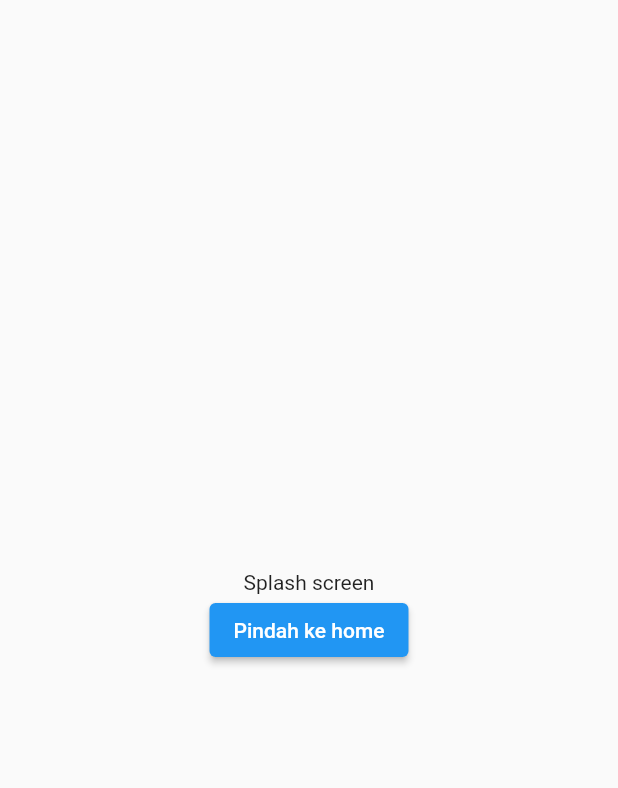
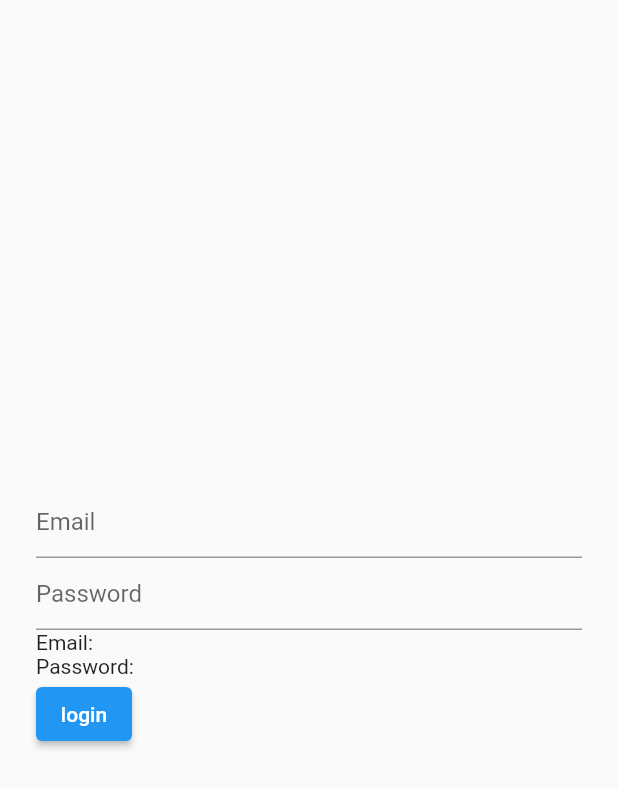
Before and after one commit to forezyy/EZYY-tespen_learn, a Flutter app: the screen it shows after launch, on a phone screen of 412 x 824 dp. Shown: the top 788 px of the screen. Run offline on Flutter 3.47's test engine with Material 2 defaults, Android fonts, the light colour scheme and no system bars; our stand-ins replace equatable, flutter_bloc, flutter_svg, get_storage, google_fonts.

Commit message:
Learn management bloc

```diff
--- /dev/null
+++ b/lib/bloc/authentication_bloc.dart
@@ -0,0 +1,26 @@
+import 'package:equatable/equatable.dart';
+import 'package:flutter_bloc/flutter_bloc.dart';
+import 'package:get_storage/get_storage.dart';
+
+part 'authentication_event.dart';
+part 'authentication_state.dart';
+
+class AuthenticationBloc
+    extends Bloc<AuthenticationEvent, AuthenticationState> {
+  AuthenticationBloc() : super(const AuthenticationState()) {
+    on<AuthenticateEvent>((event, emit) {
+      GetStorage().write('email', event.email);
+      emit(state.copyWith(hasLogged: true, email: event.email));
+    });
+    on<LogoutEvent>((event, emit) async {
+      await GetStorage().remove('email');
+      emit(state.copyWith(hasLogged: false, email: ''));
+    });
+    on<CheckStateEvent>((event, emit) {
+      if (GetStorage().hasData('email')) {
+        emit(
+            state.copyWith(email: GetStorage().read('email'), hasLogged: true));
+      }
+    });
+  }
+}
--- /dev/null
+++ b/lib/bloc/authentication_event.dart
@@ -0,0 +1,21 @@
+part of 'authentication_bloc.dart';
+
+abstract class AuthenticationEvent extends Equatable {
+  const AuthenticationEvent();
+
+  @override
+  List<Object> get props => [];
+}
+
+class AuthenticateEvent extends AuthenticationEvent {
+  final String email;
+
+  const AuthenticateEvent(this.email);
+
+  @override
+  List<Object> get props => [email];
+}
+
+class LogoutEvent extends AuthenticationEvent {}
+
+class CheckStateEvent extends AuthenticationEvent {}
--- /dev/null
+++ b/lib/bloc/authentication_state.dart
@@ -0,0 +1,15 @@
+part of 'authentication_bloc.dart';
+
+class AuthenticationState extends Equatable {
+  final bool hasLogged;
+  final String email;
+
+  const AuthenticationState({this.email = '', this.hasLogged = false});
+
+  AuthenticationState copyWith({String? email, bool? hasLogged}) =>
+      AuthenticationState(
+          email: email ?? this.email, hasLogged: hasLogged ?? this.hasLogged);
+
+  @override
+  List<Object> get props => [email, hasLogged];
+}
--- /dev/null
+++ b/lib/bloc/counter_bloc.dart
@@ -0,0 +1,17 @@
+import 'package:flutter_bloc/flutter_bloc.dart';
+import 'package:equatable/equatable.dart';
+
+part 'counter_event.dart';
+part 'counter_state.dart';
+
+class CounterBloc extends Bloc<CounterEvent, CounterState> {
+  CounterBloc() : super(const CounterState()) {
+    on<PlusCounterEvent>((event, emit) {
+      emit(CounterState(counter: state.counter + 1));
+    });
+
+    on<MinusCounterEvent>((event, emit) {
+      emit(CounterState(counter: state.counter - 1));
+    });
+  }
+}
--- /dev/null
+++ b/lib/bloc/counter_event.dart
@@ -0,0 +1,12 @@
+part of 'counter_bloc.dart';
+
+abstract class CounterEvent extends Equatable {
+  const CounterEvent();
+
+  @override
+  List<Object> get props => [];
+}
+
+class PlusCounterEvent extends CounterEvent {}
+
+class MinusCounterEvent extends CounterEvent {}
--- /dev/null
+++ b/lib/bloc/counter_state.dart
@@ -0,0 +1,10 @@
+part of 'counter_bloc.dart';
+
+class CounterState extends Equatable {
+  final int counter;
+
+  const CounterState({this.counter = 1});
+
+  @override
+  List<Object> get props => [counter];
+}
--- /dev/null
+++ b/lib/bloc/login_bloc.dart
@@ -0,0 +1,17 @@
+import 'package:equatable/equatable.dart';
+import 'package:flutter_bloc/flutter_bloc.dart';
+
+part 'login_event.dart';
+part 'login_state.dart';
+
+class LoginBloc extends Bloc<LoginEvent, LoginState> {
+  LoginBloc() : super(const LoginState()) {
+    on<EmailChangedEvent>((event, emit) {
+      emit(state.copyWith(email: event.email));
+    });
+
+    on<PasswordChangedEvent>((event, emit) {
+      emit(state.copyWith(password: event.password));
+    });
+  }
+}
--- /dev/null
+++ b/lib/bloc/login_event.dart
@@ -0,0 +1,26 @@
+part of 'login_bloc.dart';
+
+abstract class LoginEvent extends Equatable {
+  const LoginEvent();
+
+  @override
+  List<Object> get props => [];
+}
+
+class EmailChangedEvent extends LoginEvent {
+  final String email;
+
+  const EmailChangedEvent(this.email);
+
+  @override
+  List<Object> get props => [email];
+}
+
+class PasswordChangedEvent extends LoginEvent {
+  final String password;
+
+  const PasswordChangedEvent(this.password);
+
+  @override
+  List<Object> get props => [password];
+}
--- /dev/null
+++ b/lib/bloc/login_state.dart
@@ -0,0 +1,14 @@
+part of 'login_bloc.dart';
+
+class LoginState extends Equatable {
+  final String email;
+  final String password;
+
+  const LoginState({this.email = '', this.password = ''});
+
+  LoginState copyWith({String? email, String? password}) => LoginState(
+      email: email ?? this.email, password: password ?? this.password);
+
+  @override
+  List<Object> get props => [email, password];
+}
--- a/lib/main.dart
+++ b/lib/main.dart
@@ -1,7 +1,19 @@
+import 'package:ezy_tespen_learn/bloc/authentication_bloc.dart';
+import 'package:ezy_tespen_learn/screens/bloc_state_screen.dart';
+import 'package:ezy_tespen_learn/screens/get_storage_screen.dart';
+import 'package:ezy_tespen_learn/screens/home_screen.dart';
+import 'package:ezy_tespen_learn/screens/login_screen.dart';
 import 'package:ezy_tespen_learn/screens/splash_screen.dart';
+import 'package:ezy_tespen_learn/screens/statefull_screen.dart';
 import 'package:flutter/material.dart';
+import 'package:flutter_bloc/flutter_bloc.dart';
+import 'package:get_storage/get_storage.dart';
 
-void main() {
+import 'bloc/counter_bloc.dart';
+
+void main() async {
+  await GetStorage.init();
+
   runApp(const MyApp());
 }
 
@@ -11,12 +23,81 @@ class MyApp extends StatelessWidget {
   // This widget is the root of your application.
   @override
   Widget build(BuildContext context) {
+    return loginScreen();
+  }
+
+  getStorageScreen() {
     return MaterialApp(
       title: 'Flutter Demo',
       theme: ThemeData(
         primarySwatch: Colors.blue,
       ),
-      home: const SplashScreen(),
+      home: const GetStorageScreen(),
+      debugShowCheckedModeBanner: false,
+    );
+  }
+
+  loginScreen() {
+    return BlocProvider(
+      create: (context) => AuthenticationBloc(),
+      child: MaterialApp(
+        title: 'Flutter Demo',
+        theme: ThemeData(
+          primarySwatch: Colors.blue,
+        ),
+        home: Builder(
+          builder: (context) {
+            context.read<AuthenticationBloc>().add(CheckStateEvent());
+
+            return GetStorage().hasData('email')
+                ? const HomeScreen()
+                : const LoginScreen();
+          },
+        ),
+        debugShowCheckedModeBanner: false,
+      ),
+    );
+  }
+
+  multiBlocProvider() {
+    return MultiBlocProvider(
+      providers: [
+        BlocProvider(
+          create: (context) => CounterBloc(),
+        ),
+      ],
+      child: MaterialApp(
+        title: 'Flutter Demo',
+        theme: ThemeData(
+          primarySwatch: Colors.blue,
+        ),
+        home: const BlocStateScreen(),
+        debugShowCheckedModeBanner: false,
+      ),
+    );
+  }
+
+  blocProvider() {
+    return BlocProvider(
+      create: (context) => CounterBloc(),
+      child: MaterialApp(
+        title: 'Flutter Demo',
+        theme: ThemeData(
+          primarySwatch: Colors.blue,
+        ),
+        home: const BlocStateScreen(),
+        debugShowCheckedModeBanner: false,
+      ),
+    );
+  }
+
+  statefullWidget() {
+    return MaterialApp(
+      title: 'Flutter Demo',
+      theme: ThemeData(
+        primarySwatch: Colors.blue,
+      ),
+      home: const StatefulScreen(),
       debugShowCheckedModeBanner: false,
     );
   }
--- /dev/null
+++ b/lib/screens/login_screen.dart
@@ -0,0 +1,87 @@
+import 'package:ezy_tespen_learn/screens/home_screen.dart';
+import 'package:flutter/material.dart';
+import 'package:flutter_bloc/flutter_bloc.dart';
+
+import '../bloc/authentication_bloc.dart';
+import '../bloc/login_bloc.dart';
+
+class LoginScreen extends StatelessWidget {
+  const LoginScreen({super.key});
+
+  Future<bool> loginAction(String email, String password) async {
+    print(email);
+    print(password);
+    Future.delayed(Duration(seconds: 3));
+    return true;
+  }
+
+  @override
+  Widget build(BuildContext context) {
+    return Scaffold(
+      body: BlocProvider(
+        create: (context) => LoginBloc(),
+        child: Padding(
+          padding: const EdgeInsets.symmetric(horizontal: 24),
+          child: Column(
+            mainAxisAlignment: MainAxisAlignment.center,
+            mainAxisSize: MainAxisSize.max,
+            crossAxisAlignment: CrossAxisAlignment.start,
+            children: [
+              _emailInput(),
+              _passwordInput(),
+              BlocBuilder<LoginBloc, LoginState>(
+                builder: (context, state) {
+                  return Text('Email: ${state.email}');
+                },
+              ),
+              BlocBuilder<LoginBloc, LoginState>(
+                builder: (context, state) {
+                  return Text('Password: ${state.password}');
+                },
+              ),
+              BlocBuilder<LoginBloc, LoginState>(
+                builder: (context, state) {
+                  return ElevatedButton(
+                      onPressed: () {
+                        loginAction(state.email, state.password).then((value) {
+                          if (value == true) {
+                            context
+                                .read<AuthenticationBloc>()
+                                .add(AuthenticateEvent(state.email));
+
+                            Navigator.of(context).pushAndRemoveUntil(
+                                MaterialPageRoute(
+                                  builder: (context) => HomeScreen(),
+                                ),
+                                (route) => false);
+                          }
+                        });
+                      },
+                      child: Text("login"));
+                },
+              )
+            ],
+          ),
+        ),
+      ),
+    );
+  }
+
+  Widget _emailInput() => Builder(builder: (context) {
+        return TextFormField(
+          decoration: InputDecoration(hintText: "Email"),
+          onChanged: (value) {
+            context.read<LoginBloc>().add(EmailChangedEvent(value));
+          },
+        );
+      });
+
+  Widget _passwordInput() => Builder(builder: (context) {
+        return TextFormField(
+          decoration: InputDecoration(hintText: "Password"),
+          onChanged: (value) {
+            context.read<LoginBloc>().add(PasswordChangedEvent(value));
+          },
+        );
+      });
+}
```
Also changed, not shown: lib/screens/another_block_screen.dart (added, +21 -0 lines), lib/screens/bloc_state_screen.dart (added, +55 -0 lines), lib/screens/get_storage_screen.dart (added, +17 -0 lines), lib/screens/home_screen.dart (+26 -2 lines), lib/screens/statefull_screen.dart (added, +57 -0 lines).
